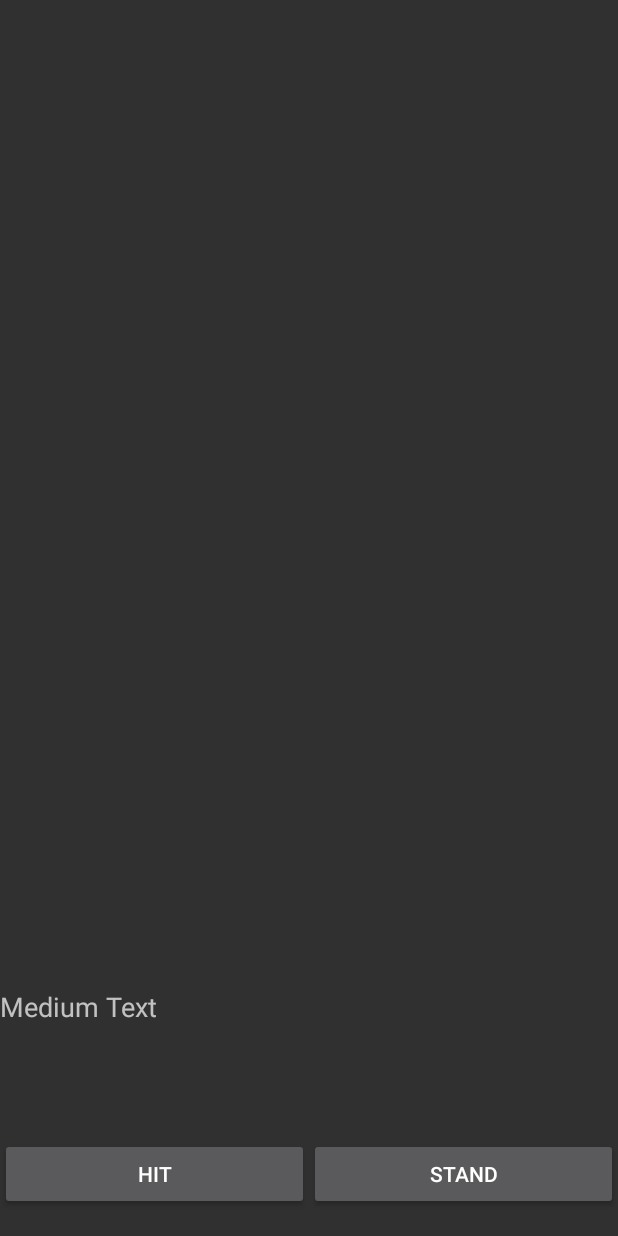
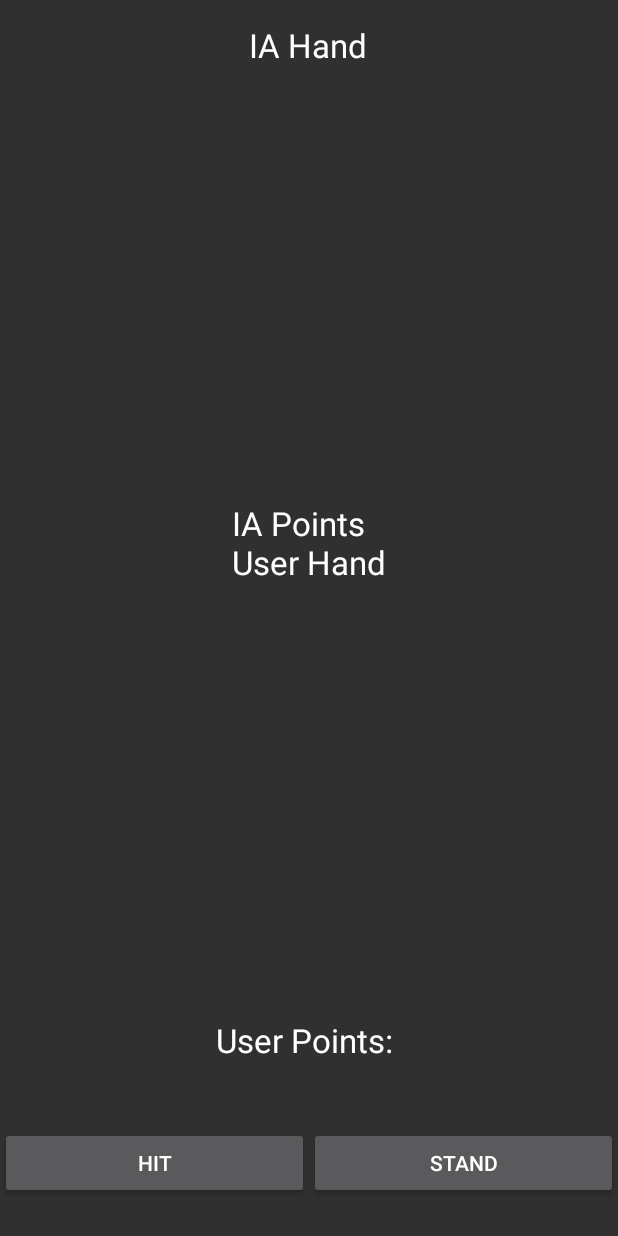
Before and after one commit to NetoPedro/BlackjackAndroid, an Android app: the screen it shows after launch (GameScreenActivity), on a phone screen of 412 x 824 dp. Run offline under Robolectric (Android 15) with nearby library versions, the phone set to English and light mode, and no system bars.

Commit message:
Minor improvements

```diff
--- a/app/src/main/java/com/trimteam/blackjack/GameScreenActivity.java
+++ b/app/src/main/java/com/trimteam/blackjack/GameScreenActivity.java
@@ -2,14 +2,12 @@ package com.trimteam.blackjack;
 
 import android.app.AlertDialog;
 import android.content.DialogInterface;
-import android.support.v7.app.ActionBar;
 import android.support.v7.app.AppCompatActivity;
 import android.os.Bundle;
 import android.view.Gravity;
 import android.view.View;
 import android.widget.Button;
 import android.widget.GridLayout;
-import android.widget.GridView;
 import android.widget.ImageView;
 import android.widget.LinearLayout;
 import android.widget.TextView;
@@ -22,7 +20,7 @@ public class GameScreenActivity extends AppCompatActivity {
     GridLayout IAHandGrid, userHandGrid;
     LinearLayout parentLayout;
     Button hitButton, standButton;
-    TextView pointsText;
+    TextView userPointsText, iaPointsText;
     @Override
     protected void onCreate(Bundle savedInstanceState) {
         super.onCreate(savedInstanceState);
@@ -30,7 +28,8 @@ public class GameScreenActivity extends AppCompatActivity {
         alertGameStarted();
 
 
-        pointsText = (TextView) findViewById(R.id.pointsInfoTextView);
+        userPointsText = (TextView) findViewById(R.id.userPointsInfoTextView);
+        iaPointsText = (TextView) findViewById(R.id.iaPointsInfoTextView);
         IAHandGrid = (GridLayout) findViewById(R.id.IAHand);
         userHandGrid = (GridLayout) findViewById(R.id.userHand);
         standButton = (Button) findViewById(R.id.standButton);
@@ -78,7 +77,7 @@ public class GameScreenActivity extends AppCompatActivity {
 
 
     private void alertGameOver(String text){
-        new AlertDialog.Builder(this)
+       AlertDialog alert =  new AlertDialog.Builder(this)
                 .setTitle("Game Over")
                 .setMessage(text)
                 .setPositiveButton(android.R.string.yes, new DialogInterface.OnClickListener() {
@@ -101,10 +100,12 @@ public class GameScreenActivity extends AppCompatActivity {
                 })
                 .setIcon(android.R.drawable.ic_dialog_alert)
                 .show();
+        alert.setCancelable(false) ;
+        alert.setCanceledOnTouchOutside(false);
     }
 
     private void alertGameStarted(){
-        new AlertDialog.Builder(this)
+        AlertDialog alert = new AlertDialog.Builder(this)
                 .setTitle("Game Start")
                 .setMessage("Start Game")
                 .setPositiveButton(android.R.string.yes, new DialogInterface.OnClickListener() {
@@ -127,6 +128,8 @@ public class GameScreenActivity extends AppCompatActivity {
                 })
                 .setIcon(android.R.drawable.ic_dialog_alert)
                 .show();
+        alert.setCancelable(false) ;
+        alert.setCanceledOnTouchOutside(false);
     }
 
 
@@ -167,13 +170,15 @@ public class GameScreenActivity extends AppCompatActivity {
              param.width = width/maxSize -20;
             param.rightMargin = 10;
             param.leftMargin = 10;
+            param.bottomMargin=20;
             param.topMargin = 0;
 
             param.setGravity(Gravity.RIGHT);
             param.columnSpec = GridLayout.spec(i);
             param.rowSpec = GridLayout.spec(0);
             cardImageView.setLayoutParams (param);
-            pointsText.setText("User : "+mBoard.calculateUserPoints()+"\nIA: "+mBoard.calculateIAPoints());
+            userPointsText.setText("User Points: "+mBoard.calculateUserPoints());
+            iaPointsText.setText("IA Points:"+mBoard.calculateIAPoints()+" \nUser Hand");
 
         }
 
@@ -193,6 +198,8 @@ public class GameScreenActivity extends AppCompatActivity {
             param.rightMargin = 10;
             param.leftMargin = 10;
             param.topMargin = 30;
+            param.bottomMargin=20;
+
             param.setGravity(Gravity.CENTER);
             param.columnSpec = GridLayout.spec(i);
             param.rowSpec = GridLayout.spec(0);
--- a/app/src/main/res/layout/activity_game_screen.xml
+++ b/app/src/main/res/layout/activity_game_screen.xml
@@ -7,21 +7,40 @@
     android:orientation="vertical"
     tools:context="com.trimteam.blackjack.GameScreenActivity">
 
+    <TextView
+        android:layout_width="wrap_content"
+        android:layout_height="wrap_content"
+        android:textAppearance="?android:attr/textAppearanceLarge"
+        android:text="IA Hand"
+        android:id="@+id/textView"
+        android:layout_weight="1"
+        android:layout_gravity="center"
+        android:paddingTop="15dp" />
+
     <GridLayout
         android:layout_width="match_parent"
         android:layout_height="0dp"
         android:rowCount="1"
         android:columnCount="7"
-        android:layout_weight="4"
+        android:layout_weight="5"
         android:layout_gravity="center"
         android:id="@+id/IAHand"></GridLayout>
+
+    <TextView
+        android:layout_width="wrap_content"
+        android:layout_height="wrap_content"
+        android:textAppearance="?android:attr/textAppearanceLarge"
+        android:text="IA Points \nUser Hand"
+        android:layout_weight="1"
+        android:id="@+id/iaPointsInfoTextView"
+        android:layout_gravity="center" />
 
     <GridLayout
         android:layout_width="match_parent"
         android:layout_height="0dp"
         android:columnCount="1"
         android:rowCount="9"
-        android:layout_weight="4"
+        android:layout_weight="5"
         android:layout_gravity="center"
 
         android:id="@+id/userHand"></GridLayout>
@@ -29,16 +48,17 @@
     <TextView
         android:layout_width="wrap_content"
         android:layout_height="0dp"
-        android:textAppearance="?android:attr/textAppearanceMedium"
-        android:text="Medium Text"
-        android:id="@+id/pointsInfoTextView"
-        android:layout_weight="1"/>
+        android:textAppearance="?android:attr/textAppearanceLarge"
+        android:text="User Points: "
+        android:id="@+id/userPointsInfoTextView"
+        android:layout_weight="1"
+        android:layout_gravity="center" />
 
     <LinearLayout
         android:orientation="horizontal"
         android:layout_width="match_parent"
         android:layout_height="0dp"
-        android:layout_weight="1"
+        android:layout_weight="2"
         android:gravity="center">
 
         <Button
@@ -55,4 +75,5 @@
             android:id="@+id/standButton"
             android:layout_weight="1"/>
     </LinearLayout>
+
 </LinearLayout>
```
